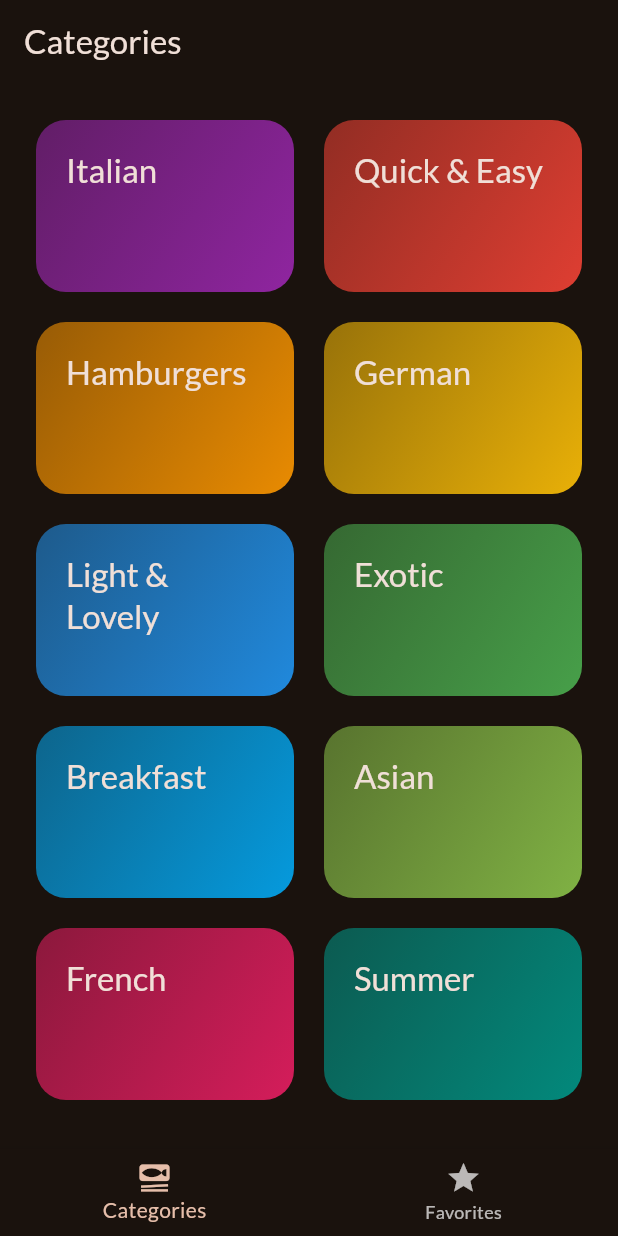
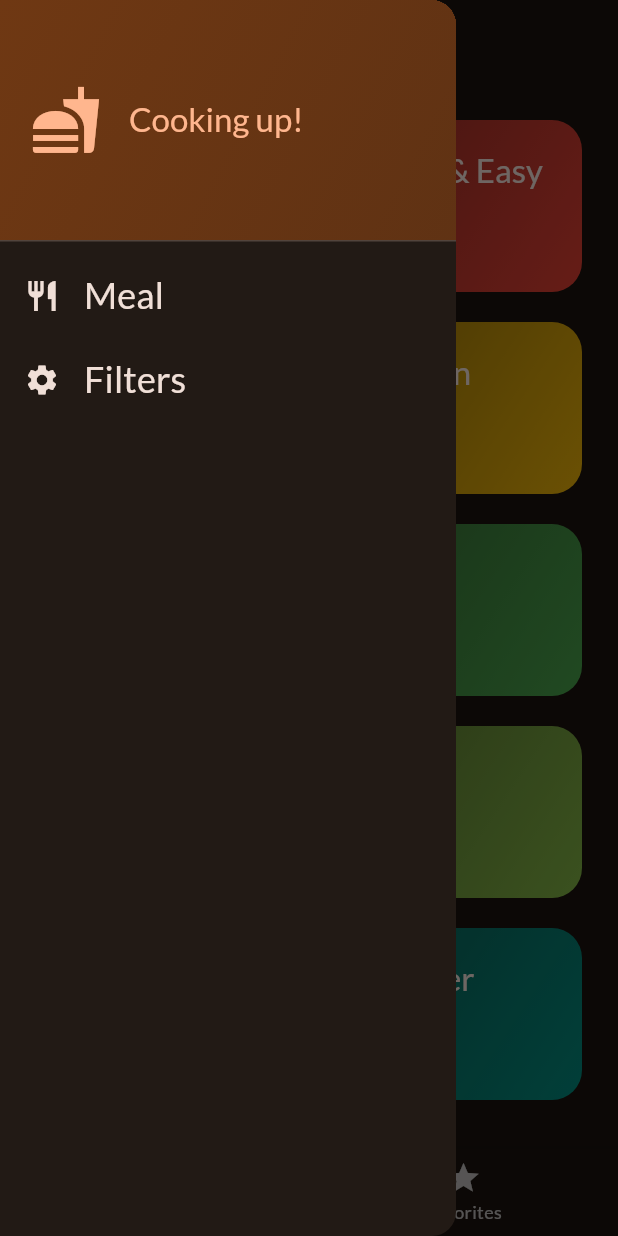
Before and after one commit to kritikaat/MealsApp, a Flutter app: the screen it shows after launch, with the side drawer open (before the commit the screen has no drawer), on a phone screen of 412 x 824 dp. Run offline on Flutter 3.47's test engine with Material 3 defaults, Android fonts, the phone set to English and light mode, and no system bars; our stand-ins replace google_fonts, transparent_image.

Commit message:
added side drawer

```diff
--- a/mealapp/lib/screens/bottom_tabscreen.dart
+++ b/mealapp/lib/screens/bottom_tabscreen.dart
@@ -2,6 +2,7 @@ import 'package:flutter/material.dart';
 import 'package:mealapp/models/meals.dart';
 import 'package:mealapp/screens/meals.dart';
 import 'package:mealapp/widgets/categoriesItems.dart';
+import 'package:mealapp/widgets/main_drawer.dart';
 
 class BottomTabscreen extends StatefulWidget{
   const BottomTabscreen({super.key});
@@ -58,6 +59,7 @@ class _BottomTabscreenState extends State<BottomTabscreen>{
         appBar: AppBar(
           title: Text(activepagetitles),
         ),
+        drawer: MainDrawer(),
         body: activeScreen ,
         bottomNavigationBar: BottomNavigationBar(
           onTap: _selectPage,
--- /dev/null
+++ b/mealapp/lib/widgets/main_drawer.dart
@@ -0,0 +1,73 @@
+import 'package:flutter/material.dart';
+
+class MainDrawer extends StatelessWidget {
+  const MainDrawer({super.key});
+
+  Widget build(BuildContext context) {
+    return Drawer(
+      child: Column(
+        children: [
+          DrawerHeader(
+            padding: EdgeInsets.all(20),
+            decoration: BoxDecoration(
+              gradient: LinearGradient(
+                colors: [
+                  Theme.of(context).colorScheme.primaryContainer,
+                  Theme.of(context)
+                      .colorScheme
+                      .primaryContainer
+                      .withOpacity(0.8),
+                ],
+                begin: Alignment.topLeft,
+                end: Alignment.bottomRight,
+              ),
+            ),
+            child: Row(
+              children: [
+                Icon(Icons.fastfood,
+                    size: 48, color: Theme.of(context).colorScheme.primary),
+                const SizedBox(
+                  width: 18,
+                ),
+                Text(
+                  'Cooking up!',
+                  style: Theme.of(context).textTheme.titleLarge!.copyWith(
+                        color: Theme.of(context).colorScheme.primary,
+                      ),
+                ),
+              ],
+            ),
+          ),
+          ListTile(
+            leading: Icon(
+              Icons.restaurant,
+              size: 24,
+              color: Theme.of(context).colorScheme.onBackground,
+            ),
+            title: Text('Meal',
+              style: Theme.of(context).textTheme.titleSmall!.copyWith(
+                color: Theme.of(context).colorScheme.onBackground,
+                fontSize: 24,
+              ),
+            ),
+            onTap: (){},
+          ),
+          ListTile(
+            leading: Icon(
+              Icons.settings,
+              size: 24,
+              color: Theme.of(context).colorScheme.onBackground,
+            ),
+            title: Text('Filters',
+              style: Theme.of(context).textTheme.titleSmall!.copyWith(
+                color: Theme.of(context).colorScheme.onBackground,
+                fontSize: 24,
+              ),
+            ),
+            onTap: (){},
+          ),
+        ],
+      ),
+    );
+  }
+}
```
